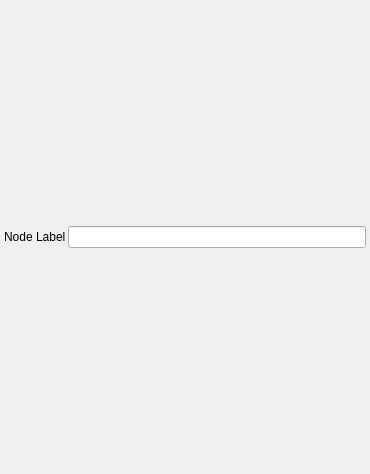
The window that gui/ui_nodeParam.ui (ymesh/meShaderEd) describes before a commit, drawn with Qt 5.
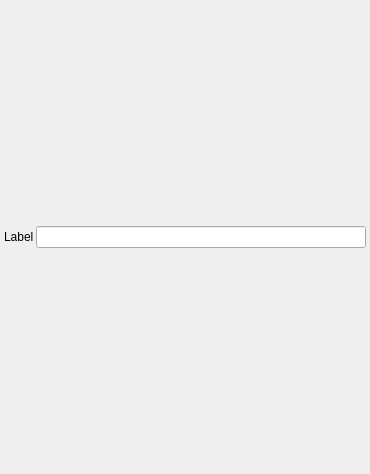
The same window after the commit.

The edit to the form file:
```diff
--- a/gui/ui_nodeParam.ui
+++ b/gui/ui_nodeParam.ui
@@ -25,7 +25,7 @@
      <item>
       <widget class="QLabel" name="label">
        <property name="text">
-        <string>Node Label</string>
+        <string>Label</string>
        </property>
        <property name="buddy">
         <cstring>nodeLabelEdit</cstring>
```
